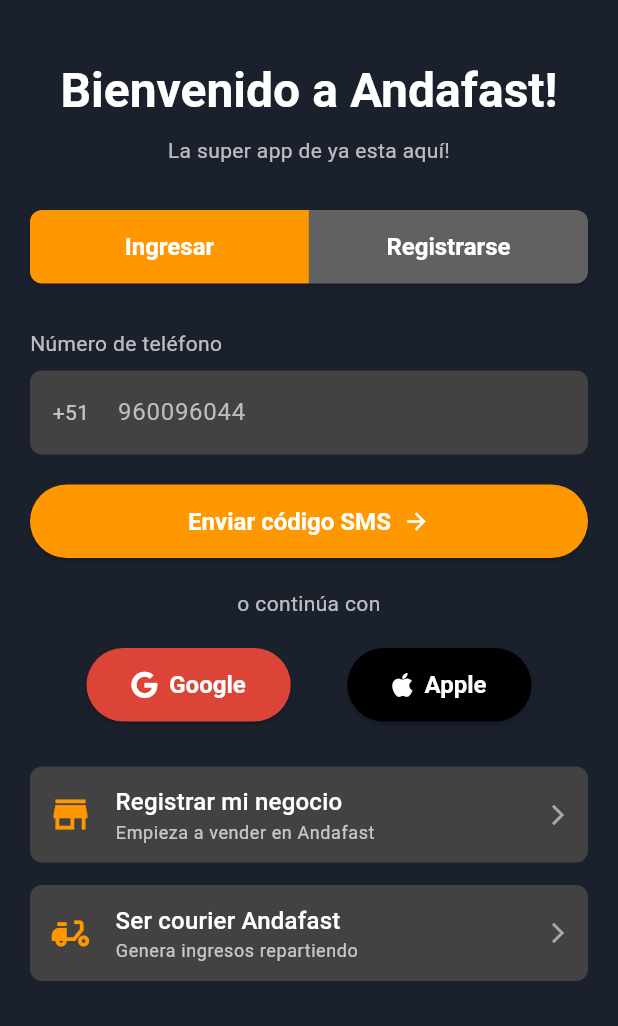
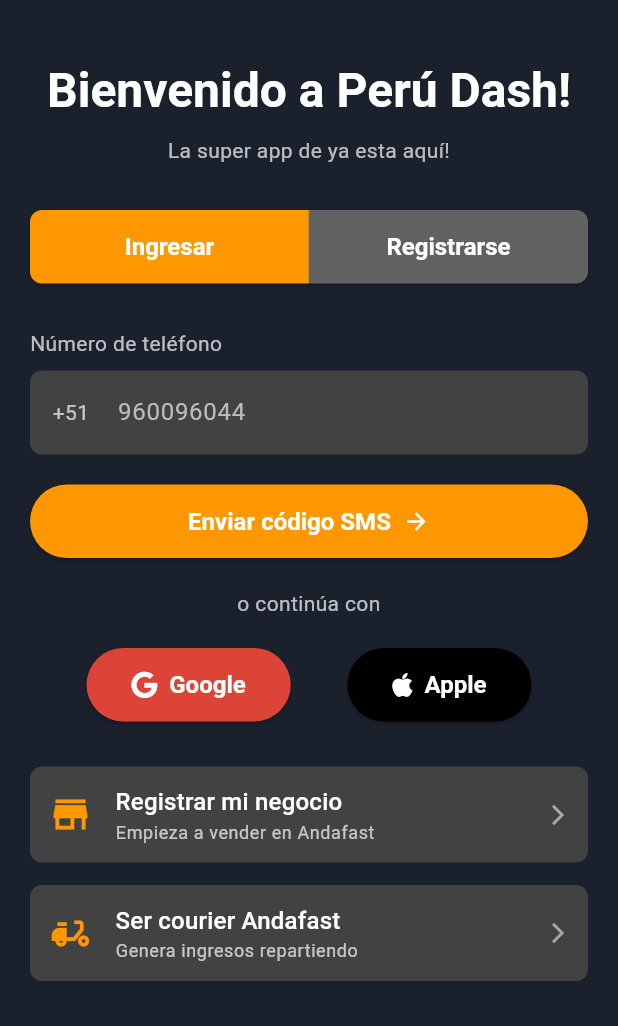
Before and after one commit to omarvasquezs/peru_dash_app, a Flutter app: the screen it shows after launch, on a phone screen of 412 x 824 dp, the part 210-1236 px from its top. Run offline on Flutter 3.47's test engine with Material 3 defaults, Android fonts, the phone set to English and light mode, and no system bars; our stand-ins replace font_awesome_flutter.

Commit message:
Updating app titles to 'Bienvenido a Perú Dash!' for customer and driver apps.

```diff
--- a/lib/main_customer.dart
+++ b/lib/main_customer.dart
@@ -47,7 +47,7 @@
         ),
         useMaterial3: true,
       ),
-      home: const CustomerHomePage(title: 'Bienvenido a Andafast!'), // Updated title
+      home: const CustomerHomePage(title: 'Bienvenido a Perú Dash!'), // Updated title
       // home: Scaffold(appBar: AppBar(title: const Text('Test Customer App')), body: const Center(child: Text('Loading Test...'))), // Temporary simple home
     );
   }
--- a/lib/main_driver.dart
+++ b/lib/main_driver.dart
@@ -45,7 +45,7 @@
         ),
         useMaterial3: true,
       ),
-      home: const DriverHomePage(title: 'Bienvenido a Andafast!'), // Updated title, assuming similar for driver
+      home: const DriverHomePage(title: 'Bienvenido a Perú Dash!'), // Updated title, assuming similar for driver
     );
   }
 }
```
Also changed, not shown: 1 other file.
